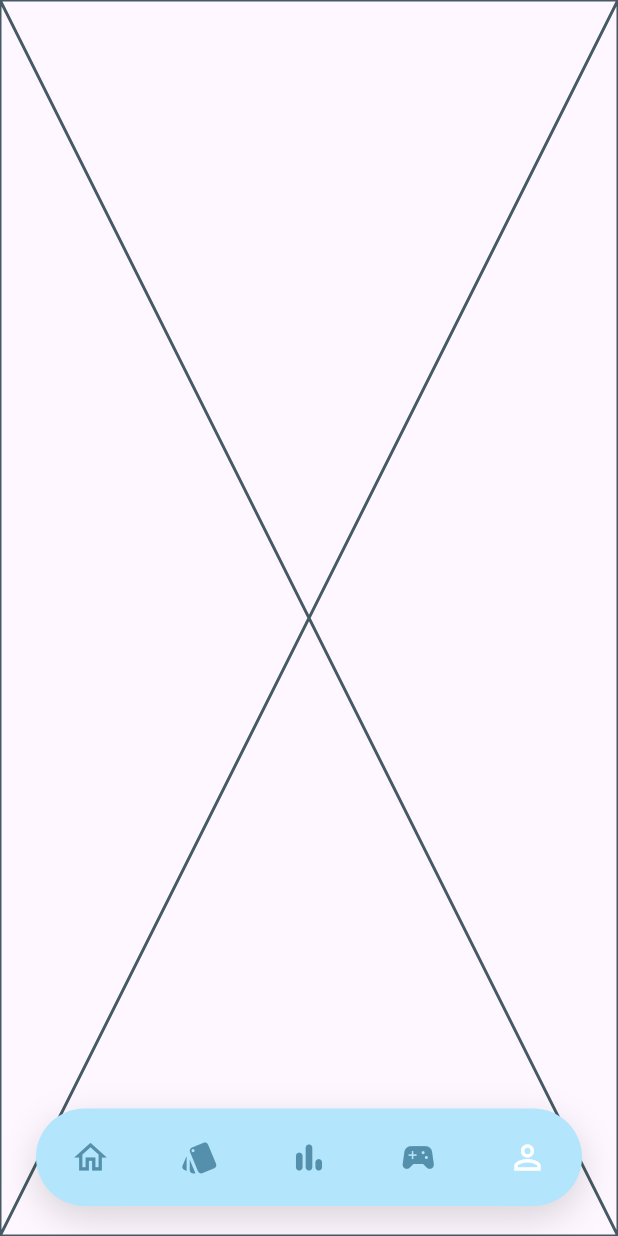
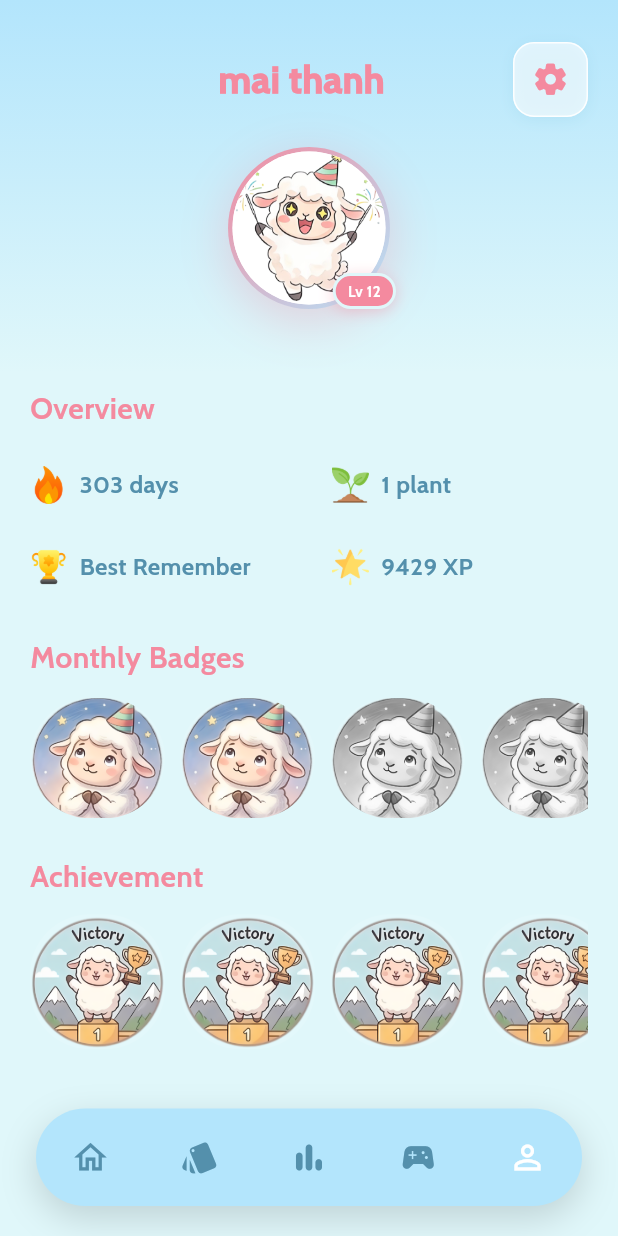
Before and after one commit to rstzsy/FlashCardApp, a Flutter app: the screen it shows after launch, item 5 of the bottom bar chosen, on a phone screen of 412 x 824 dp. Run offline on Flutter 3.47's test engine with Material 3 defaults, Android fonts, the phone set to English and light mode, and no system bars; our stand-ins replace fl_chart, google_fonts.

Commit message:
done account screen

```diff
--- /dev/null
+++ b/flashcard_app/lib/features/auth/screens/account_screen.dart
@@ -0,0 +1,40 @@
+import 'package:flutter/material.dart';
+
+import '../../../core/themes/app_colors.dart';
+import '../widgets/account_header.dart';
+import '../widgets/overview_section.dart';
+import '../widgets/month_badge.dart';
+import '../widgets/achievement_section.dart';
+
+class ProfilePage extends StatelessWidget {
+  const ProfilePage({super.key});
+
+  @override
+  Widget build(BuildContext context) {
+    return Scaffold(
+      backgroundColor: AppColors.mainColor,
+      body: SafeArea(
+        child: SingleChildScrollView(
+          child: Column(
+            children: const [
+              ProfileHeader(),
+              SizedBox(height: 10),
+
+              OverviewSection(),
+
+              SizedBox(height: 25),
+
+              MonthlyBadgeSection(),
+
+              SizedBox(height: 25),
+
+              AchievementSection(),
+
+              SizedBox(height: 40),
+            ],
+          ),
+        ),
+      ),
+    );
+  }
+}
--- /dev/null
+++ b/flashcard_app/lib/features/auth/widgets/account_header.dart
@@ -0,0 +1,146 @@
+import 'package:flutter/material.dart';
+
+import '../../../core/themes/app_colors.dart';
+
+class ProfileHeader extends StatelessWidget {
+  const ProfileHeader({super.key});
+
+  @override
+  Widget build(BuildContext context) {
+    return Container(
+      width: double.infinity,
+      decoration: const BoxDecoration(
+        gradient: LinearGradient(
+          begin: Alignment.topCenter,
+          end: Alignment.bottomCenter,
+          colors: [AppColors.primary, AppColors.mainColor],
+        ),
+      ),
+      padding: const EdgeInsets.fromLTRB(20, 28, 20, 28),
+      child: Column(
+        children: [
+          // header bar
+          Row(
+            mainAxisAlignment: MainAxisAlignment.spaceBetween,
+            children: [
+              const SizedBox(width: 40),
+              const Text(
+                "mai thanh",
+                style: TextStyle(
+                  fontSize: 25,
+                  fontWeight: FontWeight.w900,
+                  color: AppColors.highlightColor,
+                  letterSpacing: 0.3,
+                ),
+              ),
+              _SettingsButton(),
+            ],
+          ),
+
+          const SizedBox(height: 20),
+
+          // avatar with gradient border
+          _AvatarWithBadge(),
+
+          const SizedBox(height: 14),
+        ],
+      ),
+    );
+  }
+}
+
+// settings button
+class _SettingsButton extends StatelessWidget {
+  @override
+  Widget build(BuildContext context) {
+    return Container(
+      width: 50,
+      height: 50,
+      decoration: BoxDecoration(
+        color: Colors.white.withOpacity(0.6),
+        borderRadius: BorderRadius.circular(14),
+        border: Border.all(color: Colors.white.withOpacity(0.9)),
+        boxShadow: [
+          BoxShadow(
+            color: const Color(0xFF64B4D2).withOpacity(0.15),
+            blurRadius: 8,
+            offset: const Offset(0, 2),
+          ),
+        ],
+      ),
+      child: const Icon(Icons.settings_rounded, color: AppColors.highlightColor, size: 25),
+    );
+  }
+}
+
+class _AvatarWithBadge extends StatelessWidget {
+  @override
+  Widget build(BuildContext context) {
+    return Stack(
+      clipBehavior: Clip.none,
+      children: [
+        // gradient border
+        Container(
+          width: 108,
+          height: 108,
+          decoration: BoxDecoration(
+            shape: BoxShape.circle,
+            gradient: const LinearGradient(
+              begin: Alignment.topLeft,
+              end: Alignment.bottomRight,
+              colors: [AppColors.highlightColor, AppColors.primary],
+            ),
+            boxShadow: [
+              BoxShadow(
+                color: AppColors.highlightColor.withOpacity(0.35),
+                blurRadius: 28,
+                offset: const Offset(0, 8),
+              ),
+            ],
+          ),
+          padding: const EdgeInsets.all(3),
+          child: Container(
+            decoration: const BoxDecoration(
+              shape: BoxShape.circle,
+              color: Colors.white,
+            ),
+            child: const CircleAvatar(
+              backgroundColor: Colors.white,
+              backgroundImage: AssetImage("assets/character/amaz.png"),
+            ),
+          ),
+        ),
+
+        // level badge
+        Positioned(
+          bottom: 0,
+          right: -4,
+          child: Container(
+            padding: const EdgeInsets.symmetric(horizontal: 8, vertical: 3),
+            decoration: BoxDecoration(
+              color: AppColors.highlightColor,
+              borderRadius: BorderRadius.circular(20),
+              border: Border.all(color: AppColors.mainColor, width: 2),
+              boxShadow: [
+                BoxShadow(
+                  color: AppColors.highlightColor.withOpacity(0.4),
+                  blurRadius: 8,
+                  offset: const Offset(0, 2),
+                ),
+              ],
+            ),
+            child: const Text(
+              "Lv 12",
+              style: TextStyle(
+                fontSize: 10,
+                fontWeight: FontWeight.w800,
+                color: Colors.white,
+                letterSpacing: 0.3,
+              ),
+            ),
+          ),
+        ),
+      ],
+    );
+  }
+}
--- /dev/null
+++ b/flashcard_app/lib/features/auth/widgets/achievement_section.dart
@@ -0,0 +1,61 @@
+import 'package:flutter/material.dart';
+
+import '../../../core/themes/app_colors.dart';
+
+class AchievementSection extends StatelessWidget {
+  const AchievementSection({super.key});
+
+  final List<String> images = const [
+    "assets/achievement/victory.png",
+    "assets/achievement/victory.png",
+    "assets/achievement/victory.png",
+    "assets/achievement/victory.png",
+    "assets/achievement/victory.png",
+    "assets/achievement/victory.png",
+  ];
+
+  @override
+  Widget build(BuildContext context) {
+    return Padding(
+      padding: const EdgeInsets.symmetric(horizontal: 20),
+
+      child: Column(
+        crossAxisAlignment: CrossAxisAlignment.start,
+        children: [
+          const Text(
+            "Achievement",
+            style: TextStyle(color: AppColors.highlightColor, fontSize: 20, fontWeight: FontWeight.bold),
+          ),
+
+          const SizedBox(height: 10),
+
+          SizedBox(
+            height: 90,
+            child: ListView.builder(
+              scrollDirection: Axis.horizontal,
+              physics: const BouncingScrollPhysics(),
+              itemCount: images.length,
+              itemBuilder: (context, index) {
+                return Container(
+                  width: 90,
+                  margin: const EdgeInsets.only(right: 10),
+                  decoration: BoxDecoration(
+                    color: Colors.white10,
+                    borderRadius: BorderRadius.circular(40),
+                  ),
+                  child: ClipRRect(
+                    borderRadius: BorderRadius.circular(40),
+                    child: Image.asset(
+                      images[index],
+                      fit: BoxFit.cover,
+                    ),
+                  ),
+                );
+              },
+            ),
+          )
+        ],
+      ),
+    );
+  }
+}
--- /dev/null
+++ b/flashcard_app/lib/features/auth/widgets/month_badge.dart
@@ -0,0 +1,89 @@
+import 'package:flutter/material.dart';
+import '../../../core/themes/app_colors.dart';
+
+class MonthlyBadgeSection extends StatelessWidget {
+  const MonthlyBadgeSection({super.key});
+
+  final List<String> badges = const [
+    "assets/badge/hope.png",
+    "assets/badge/hope.png",
+    "assets/badge/hope.png",
+    "assets/badge/hope.png",
+    "assets/badge/hope.png",
+    "assets/badge/hope.png",
+  ];
+
+  final List<bool> achieved = const [
+    true,
+    true,
+    false,
+    false,
+    false,
+    true,
+  ];
+
+  @override
+  Widget build(BuildContext context) {
+    return Padding(
+      padding: const EdgeInsets.symmetric(horizontal: 20),
+
+      child: Column(
+        crossAxisAlignment: CrossAxisAlignment.start,
+        children: [
+          const Text(
+            "Monthly Badges",
+            style: TextStyle(
+              color: AppColors.highlightColor,
+              fontWeight: FontWeight.bold,
+              fontSize: 20,
+            ),
+          ),
+
+          const SizedBox(height: 12),
+
+          SizedBox(
+            height: 80,
+            child: ListView.builder(
+              scrollDirection: Axis.horizontal,
+              physics: const BouncingScrollPhysics(),
+              itemCount: badges.length,
+              itemBuilder: (context, index) {
+
+                final isUnlocked = achieved[index];
+
+                return Container(
+                  width: 90,
+                  margin: const EdgeInsets.only(right: 10),
+                  decoration: BoxDecoration(
+                    color: Colors.white10,
+                    borderRadius: BorderRadius.circular(40),
+                  ),
+                  child: ClipRRect(
+                    borderRadius: BorderRadius.circular(40),
+                    child: ColorFiltered(
+                      colorFilter: isUnlocked
+                          ? const ColorFilter.mode(
+                              Colors.transparent,
+                              BlendMode.multiply,
+                            )
+                          : const ColorFilter.matrix([
+                              0.2126, 0.7152, 0.0722, 0, 0,
+                              0.2126, 0.7152, 0.0722, 0, 0,
+                              0.2126, 0.7152, 0.0722, 0, 0,
+                              0, 0, 0, 1, 0,
+                            ]),
+                      child: Image.asset(
+                        badges[index],
+                        fit: BoxFit.cover,
+                      ),
+                    ),
+                  ),
+                );
+              },
+            ),
+          )
+        ],
+      ),
+    );
+  }
+}
--- /dev/null
+++ b/flashcard_app/lib/features/auth/widgets/overview_section.dart
@@ -0,0 +1,60 @@
+import 'package:flutter/material.dart';
+
+import '../../../core/themes/app_colors.dart';
+
+class OverviewSection extends StatelessWidget {
+  const OverviewSection({super.key});
+
+  Widget item(String image, String text) {
+    return Row(
+      children: [
+        Image.asset(image, width: 25, height: 25),
+        const SizedBox(width: 8),
+        Text(
+          text,
+          style: const TextStyle(
+            color: Color.fromARGB(255, 84, 144, 172),
+            fontSize: 16,
+            fontWeight: FontWeight.bold,
+          ),
+        ),
+      ],
+    );
+  }
+
+  @override
+  Widget build(BuildContext context) {
+    return Padding(
+      padding: const EdgeInsets.symmetric(horizontal: 20),
+      child: Column(
+        crossAxisAlignment: CrossAxisAlignment.start,
+        children: [
+          Text(
+            "Overview",
+            style: TextStyle(
+              color: AppColors.highlightColor,
+              fontWeight: FontWeight.bold,
+              fontSize: 20,
+            ),
+          ),
+          const SizedBox(height: 15),
+
+          GridView.count(
+            crossAxisCount: 2, // 2 column
+            shrinkWrap: true,
+            physics: const NeverScrollableScrollPhysics(),
+            mainAxisSpacing: 12,
+            crossAxisSpacing: 30,
+            childAspectRatio: 4,
+            children: [
+              item("assets/component/fire.png", "303 days"),
+              item("assets/component/plant.png", "1 plant"),
+              item("assets/component/trophy1.png", "Best Remember"),
+              item("assets/component/star.png", "9429 XP"),
+            ],
+          ),
+        ],
+      ),
+    );
+  }
+}
--- a/flashcard_app/lib/routes/main_navigation.dart
+++ b/flashcard_app/lib/routes/main_navigation.dart
@@ -1,5 +1,6 @@
 import 'package:flashcard_app/core/themes/app_colors.dart';
 import 'package:flutter/material.dart';
+import '../features/auth/screens/account_screen.dart';
 import '../features/home/screens/home_screen.dart';
 import '../features/statistic/screens/statistic_screen.dart';
 
@@ -18,7 +19,7 @@ class _MainNavigationState extends State<MainNavigation> {
     const Placeholder(),
     const StatisticsScreen(),
     const Placeholder(),
-    const Placeholder(),
+    const ProfilePage(),
   ];
 
   @override
--- a/flashcard_app/pubspec.yaml
+++ b/flashcard_app/pubspec.yaml
@@ -58,3 +58,5 @@ flutter:
   assets:
     - assets/character/
     - assets/component/
+    - assets/badge/
+    - assets/achievement/
```
Also changed, not shown: flashcard_app/assets/achievement/victory.png (added), flashcard_app/assets/badge/hope.png (added).
